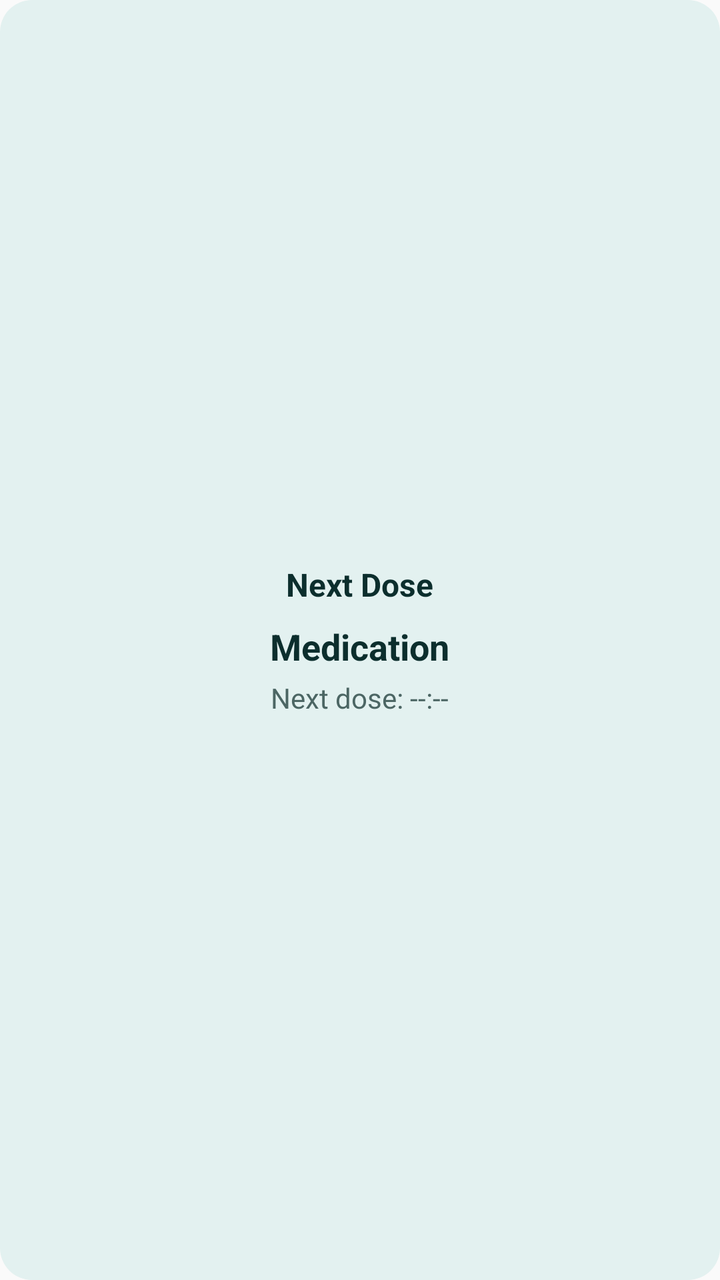
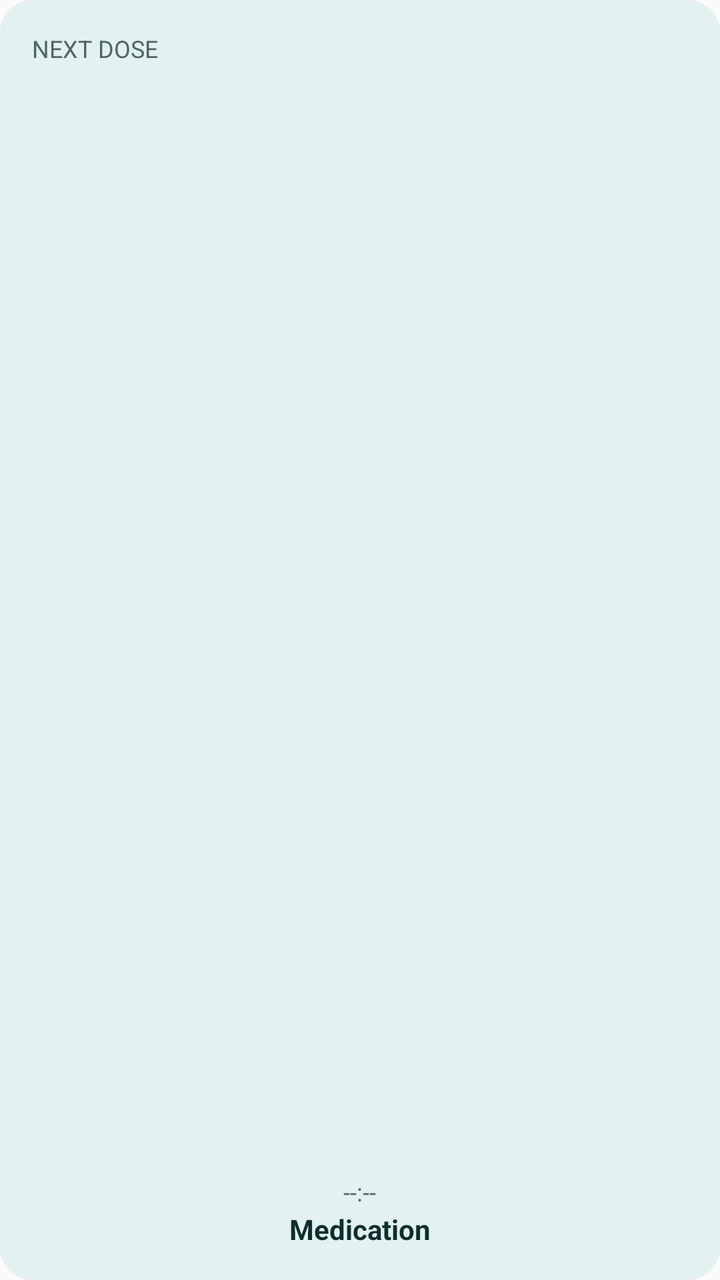

Compare the two renders of this Android layout. The source of the first and the diff that turns it into the second are given below.
<!-- AndroidManifest.xml: application theme AppTheme -->
<!-- res/layout/next_dose_widget.xml -->
<?xml version="1.0" encoding="utf-8"?>
<LinearLayout xmlns:android="http://schemas.android.com/apk/res/android"
    android:id="@+id/widget_root"
    android:layout_width="match_parent"
    android:layout_height="match_parent"
    android:orientation="vertical"
    android:padding="16dp"
    android:background="@drawable/widget_background"
    android:gravity="center">

    
    <TextView
        android:id="@+id/widget_title"
        android:layout_width="wrap_content"
        android:layout_height="wrap_content"
        android:text="Next Dose"
        android:textSize="16sp"
        android:textColor="@color/widget_text_primary"
        android:textStyle="bold"
        android:maxLines="1"
        android:ellipsize="end"
        android:breakStrategy="simple" />

    
    <TextView
        android:id="@+id/widget_med_name"
        android:layout_width="wrap_content"
        android:layout_height="wrap_content"
        android:layout_marginTop="8dp"
        android:text="Medication"
        android:textSize="18sp"
        android:textColor="@color/widget_text_primary"
        android:textStyle="bold"
        android:maxLines="2"
        android:ellipsize="end"
        android:breakStrategy="simple" />

    <TextView
        android:id="@+id/widget_next_dose"
        android:layout_width="wrap_content"
        android:layout_height="wrap_content"
        android:layout_marginTop="4dp"
        android:text="Next dose: --:--"
        android:textSize="14sp"
        android:textColor="@color/widget_text_muted"
        android:maxLines="2"
        android:ellipsize="end"
        android:breakStrategy="simple" />

    
    <Chronometer
        android:id="@+id/widget_countdown"
        android:layout_width="wrap_content"
        android:layout_height="wrap_content"
        android:layout_marginTop="4dp"
        android:visibility="gone"
        android:textSize="14sp"
        android:textColor="@color/widget_text_primary"
        android:clickable="false"
        android:focusable="false" />
</LinearLayout>
<!-- resources referenced by this layout -->
<resources>
  <color name="widget_text_muted">#4C6664</color>
  <color name="widget_text_primary">#0C2E2D</color>
  <!-- drawable widget_background (drawable) -->
  <?xml version="1.0" encoding="utf-8"?>
  <shape xmlns:android="http://schemas.android.com/apk/res/android"
      android:shape="rectangle">
      <solid android:color="@color/widget_bg" />
      <corners android:radius="16dp" />
  </shape>
  <style name="AppTheme" parent="Theme.AppCompat.Light.DarkActionBar">
          
          <item name="colorPrimary">@color/colorPrimary</item>
          <item name="colorPrimaryDark">@color/colorPrimaryDark</item>
          <item name="colorAccent">@color/colorAccent</item>
          <item name="android:statusBarColor">@android:color/transparent</item>
          <item name="android:navigationBarColor">@android:color/transparent</item>
      </style>
  <color name="widget_bg">#E3F1F0</color>
</resources>

<!-- the commit's change to res/layout/next_dose_widget.xml (unified diff, before → after) -->
@@ -1,22 +1,54 @@
 <?xml version="1.0" encoding="utf-8"?>
-<LinearLayout xmlns:android="http://schemas.android.com/apk/res/android"
+<FrameLayout xmlns:android="http://schemas.android.com/apk/res/android"
     android:id="@+id/widget_root"
     android:layout_width="match_parent"
     android:layout_height="match_parent"
-    android:orientation="vertical"
     android:padding="16dp"
-    android:background="@drawable/widget_background"
-    android:gravity="center">
+    android:background="@drawable/widget_background">
 
-    
     <TextView
         android:id="@+id/widget_title"
         android:layout_width="wrap_content"
         android:layout_height="wrap_content"
-        android:text="Next Dose"
-        android:textSize="16sp"
+        android:layout_gravity="top|start"
+        android:text="NEXT DOSE"
+        android:textSize="12sp"
+        android:textColor="@color/widget_text_muted"
+        android:maxLines="2"
+        android:ellipsize="end"
+        android:breakStrategy="simple" />
+
+    <ProgressBar
+        android:id="@+id/widget_ring"
+        style="@style/ShosWidgetRing"
+        android:layout_width="64dp"
+        android:layout_height="64dp"
+        android:layout_gravity="center"
+        android:rotation="-90"
+        android:max="100" />
+
+    
+    <Chronometer
+        android:id="@+id/widget_countdown"
+        android:layout_width="wrap_content"
+        android:layout_height="wrap_content"
+        android:layout_gravity="center"
+        android:visibility="gone"
+        android:textSize="12sp"
         android:textColor="@color/widget_text_primary"
-        android:textStyle="bold"
+        android:clickable="false"
+        android:focusable="false" />
+
+    
+    <TextView
+        android:id="@+id/widget_next_dose"
+        android:layout_width="wrap_content"
+        android:layout_height="wrap_content"
+        android:layout_gravity="bottom|center_horizontal"
+        android:layout_marginBottom="20dp"
+        android:text="--:--"
+        android:textSize="12sp"
+        android:textColor="@color/widget_text_muted"
         android:maxLines="1"
         android:ellipsize="end"
         android:breakStrategy="simple" />
@@ -24,38 +56,19 @@
     
     <TextView
         android:id="@+id/widget_med_name"
-        android:layout_width="wrap_content"
+        android:layout_width="match_parent"
         android:layout_height="wrap_content"
-        android:layout_marginTop="8dp"
+        android:layout_gravity="bottom|center_horizontal"
+        android:gravity="center"
         android:text="Medication"
-        android:textSize="18sp"
+        android:textSize="14sp"
+        android:textStyle="bold"
         android:textColor="@color/widget_text_primary"
-        android:textStyle="bold"
-        android:maxLines="2"
+        android:maxLines="1"
         android:ellipsize="end"
-        android:breakStrategy="simple" />
-
-    <TextView
-        android:id="@+id/widget_next_dose"
-        android:layout_width="wrap_content"
-        android:layout_height="wrap_content"
-        android:layout_marginTop="4dp"
-        android:text="Next dose: --:--"
-        android:textSize="14sp"
-        android:textColor="@color/widget_text_muted"
-        android:maxLines="2"
-        android:ellipsize="end"
-        android:breakStrategy="simple" />
-
-    
-    <Chronometer
-        android:id="@+id/widget_countdown"
-        android:layout_width="wrap_content"
-        android:layout_height="wrap_content"
-        android:layout_marginTop="4dp"
-        android:visibility="gone"
-        android:textSize="14sp"
-        android:textColor="@color/widget_text_primary"
-        android:clickable="false"
-        android:focusable="false" />
-</LinearLayout>
+        android:breakStrategy="simple"
+        android:autoSizeTextType="uniform"
+        android:autoSizeMaxTextSize="14sp"
+        android:autoSizeMinTextSize="12sp"
+        android:autoSizeStepGranularity="1sp" />
+</FrameLayout>
<!-- resource entries referenced after the edit -->
@@ -9,6 +9,12 @@
       <solid android:color="@color/widget_bg" />
       <corners android:radius="16dp" />
   </shape>
+  <style name="ShosWidgetRing" parent="@android:style/Widget.ProgressBar.Horizontal">
+          <item name="android:progressDrawable">@drawable/widget_ring</item>
+          <item name="android:maxHeight">0dp</item>
+          <item name="android:minHeight">0dp</item>
+          <item name="android:indeterminateOnly">false</item>
+      </style>
   <style name="AppTheme" parent="Theme.AppCompat.Light.DarkActionBar">
           
           <item name="colorPrimary">@color/colorPrimary</item>
@@ -18,5 +24,35 @@
           <item name="android:navigationBarColor">@android:color/transparent</item>
       </style>
   <color name="widget_bg">#E3F1F0</color>
+  <!-- drawable widget_ring (drawable) -->
+  <?xml version="1.0" encoding="utf-8"?>
+  <layer-list xmlns:android="http://schemas.android.com/apk/res/android">
+      <item
+          android:id="@android:id/background"
+          android:drawable="@drawable/widget_ring_track" />
+      <item
+          android:id="@android:id/progress"
+          android:drawable="@drawable/widget_ring_arc" />
+  </layer-list>
+  <!-- drawable widget_ring_track (drawable) -->
+  <?xml version="1.0" encoding="utf-8"?>
+  <shape xmlns:android="http://schemas.android.com/apk/res/android"
+      android:shape="ring"
+      android:innerRadius="24dp"
+      android:thickness="8dp"
+      android:useLevel="true">
+      <solid android:color="@color/widget_ring_track" />
+  </shape>
+  <!-- drawable widget_ring_arc (drawable) -->
+  <?xml version="1.0" encoding="utf-8"?>
+  <shape xmlns:android="http://schemas.android.com/apk/res/android"
+      android:shape="ring"
+      android:innerRadius="24dp"
+      android:thickness="8dp"
+      android:useLevel="true">
+      <solid android:color="@color/widget_good" />
+  </shape>
+  <color name="widget_ring_track">#5A8C88</color>
+  <color name="widget_good">#0B6B33</color>
 </resources>
 
